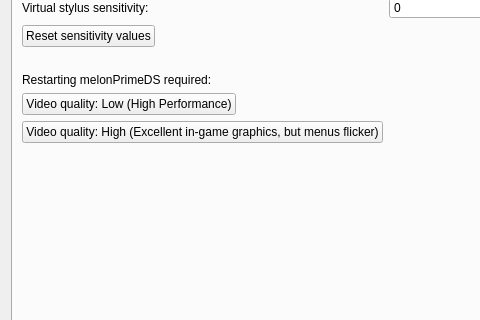
Before: the Qt Designer form src/frontend/qt_sdl/InputConfig/InputConfigDialog.ui in melonDS-emu/melonDS, drawn with Qt 5; both pictures show x 0 to 480 and y 97 to 417 of the 598 by 525 pixel window.
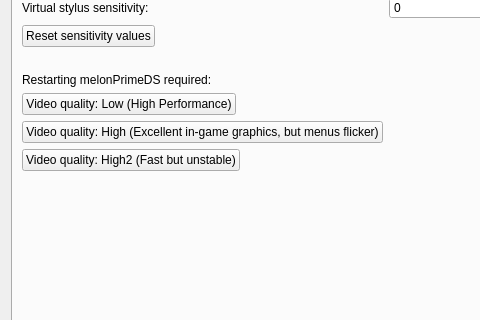
After: the same form once the commit is applied. The open tabs and pages were chosen to show the change. Icons and pictures are not drawn.

Commit message: Added one more video quality button

```diff
--- a/src/frontend/qt_sdl/InputConfig/InputConfigDialog.ui
+++ b/src/frontend/qt_sdl/InputConfig/InputConfigDialog.ui
@@ -2387,6 +2387,15 @@
 				    </widget>
 			    </item>
 
+				<!-- High2 quality -->
+				<item row="7" column="0">
+					<widget class="QPushButton" name="metroidSetVideoQualityToHigh2">
+						<property name="text">
+							<string>Video quality: High2 (Fast but unstable)</string>
+						</property>
+					</widget>
+				</item>
+				
 		    </layout>
 	    </widget>
 		<!-- /MelonPrimeDS -->
```
The commit also changes 2 other files.
